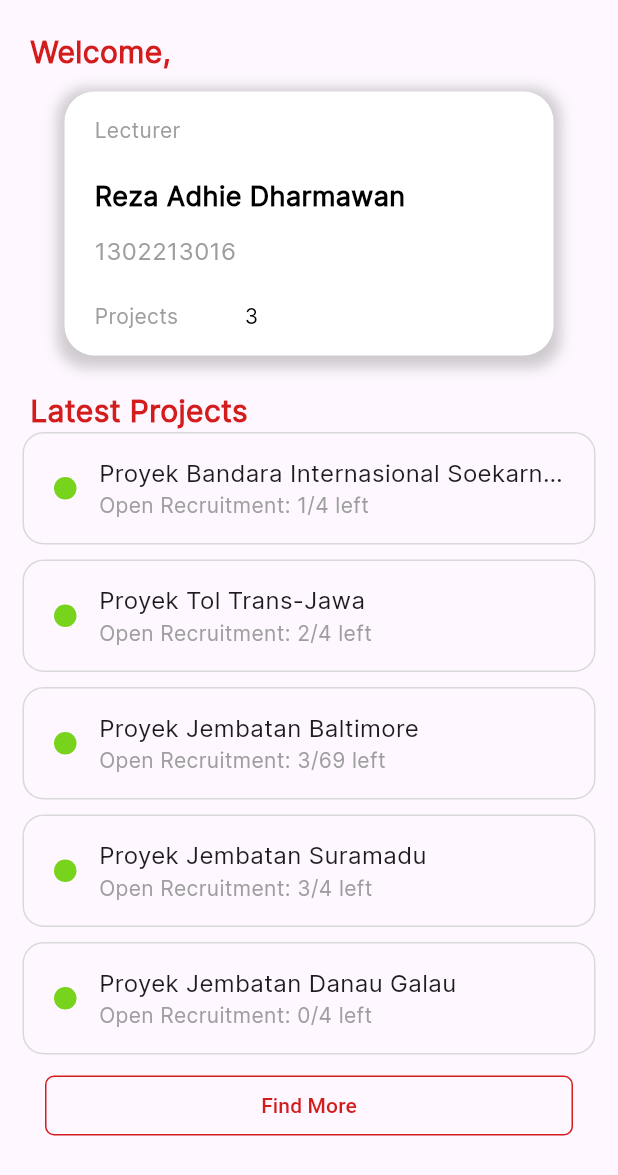
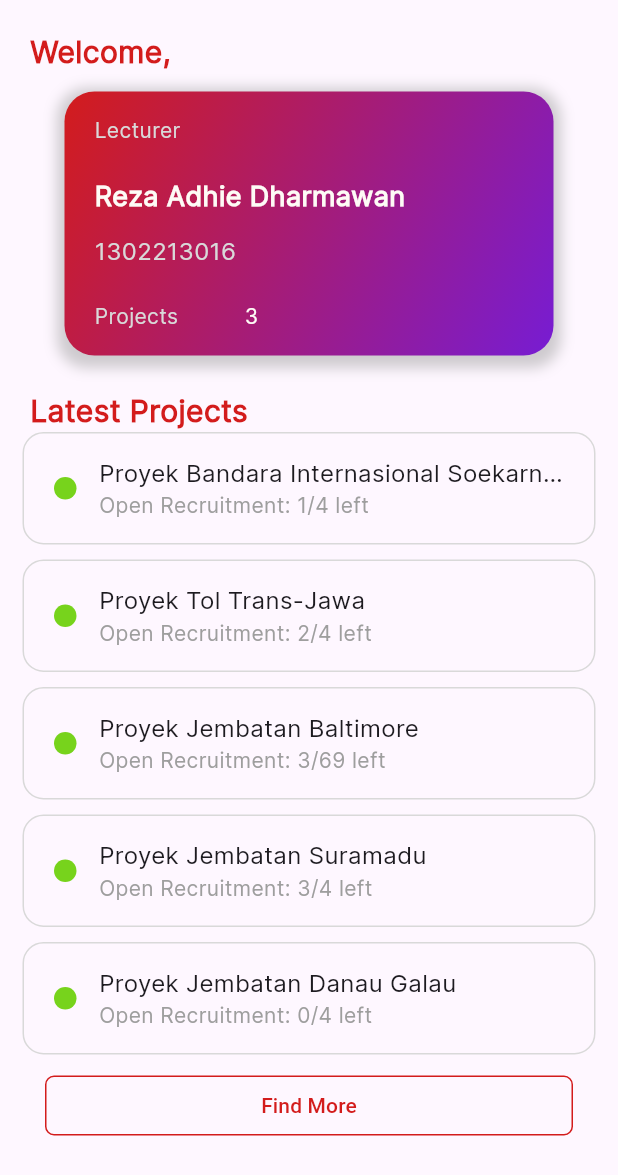
Before and after one commit to rezadhied/telu_project, a Flutter app: the HomePage screen opened directly, on a phone screen of 412 x 824 dp. Shown: the top 1175 px of the screen. Run offline on Flutter 3.47's test engine with Material 3 defaults, Android fonts, the phone set to English and light mode, and no system bars; our stand-ins replace carousel_slider, flutter_datetime_picker_plus, google_fonts.

Commit message:
home page update 2.0

```diff
--- a/lib/screens/home_screen.dart
+++ b/lib/screens/home_screen.dart
@@ -65,7 +65,16 @@ class _HomePage extends State<HomePage> {
                     child: Container(
                       decoration: BoxDecoration(
                           borderRadius: BorderRadius.circular(20),
-                          color: Colors.white,
+                          gradient: const LinearGradient(
+                            colors: [
+                              AppColors.primary,
+                              AppColors.quarternary
+                            ],
+                            begin: Alignment
+                                .topLeft,
+                            end: Alignment
+                                .bottomRight,
+                          ),
                           boxShadow: [
                             BoxShadow(
                               color: Colors.grey.withOpacity(0.5),
@@ -86,8 +95,8 @@ class _HomePage extends State<HomePage> {
                                 SizedBox(
                                   width: 100,
                                   child: Text('Lecturer',
-                                      style:
-                                          GoogleFonts.inter(color: Colors.grey),
+                                      style: GoogleFonts.inter(
+                                          color: AppColors.grey),
                                       textAlign: TextAlign.start),
                                 ),
                               ],
@@ -101,7 +110,7 @@ class _HomePage extends State<HomePage> {
                                   child: Text(
                                     'Reza Adhie Dharmawan',
                                     style: GoogleFonts.inter(
-                                      color: Colors.black,
+                                      color: AppColors.white,
                                       fontWeight: FontWeight.bold,
                                       fontSize: 18,
                                     ),
@@ -119,7 +128,7 @@ class _HomePage extends State<HomePage> {
                                 Expanded(
                                   child: Text('1302213016',
                                       style: GoogleFonts.inter(
-                                          color: Colors.grey, fontSize: 16),
+                                          color: AppColors.grey, fontSize: 16),
                                       textAlign: TextAlign.start),
                                 ),
                               ],
@@ -132,16 +141,16 @@ class _HomePage extends State<HomePage> {
                                 SizedBox(
                                   width: 100,
                                   child: Text('Projects',
-                                      style:
-                                          GoogleFonts.inter(color: Colors.grey),
+                                      style: GoogleFonts.inter(
+                                          color: AppColors.grey),
                                       textAlign: TextAlign.left),
                                 ),
                                 SizedBox(
                                   width: 200,
                                   child: Text(
                                     '3',
-                                    style:
-                                        GoogleFonts.inter(color: Colors.black),
+                                    style: GoogleFonts.inter(
+                                        color: AppColors.white),
                                     textAlign: TextAlign.left,
                                   ),
                                 ),
```
